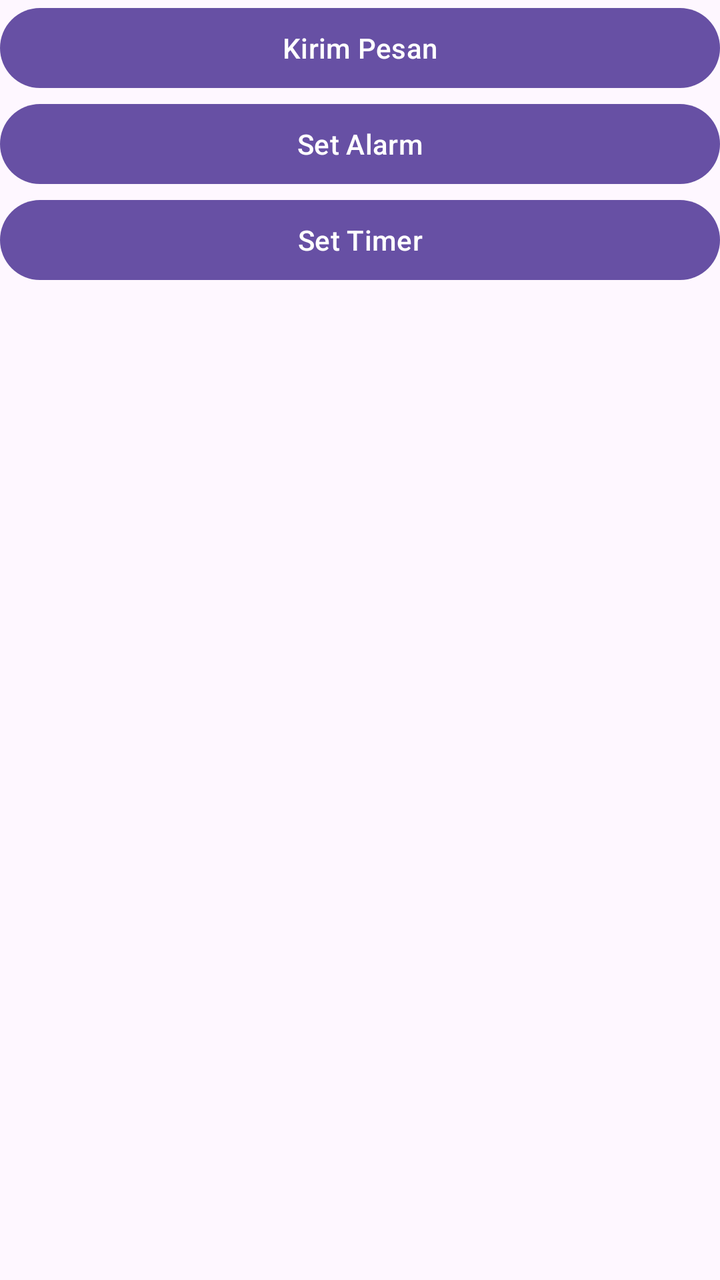
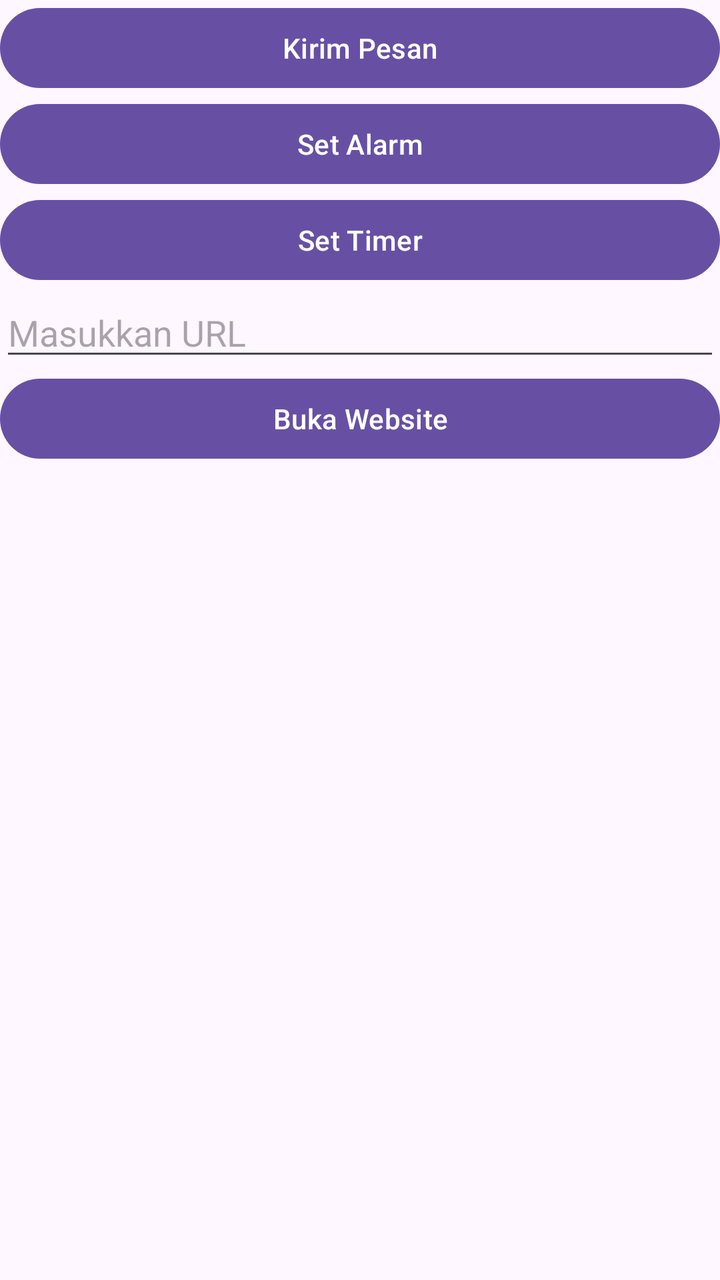

Two renders of the same Android screen: before a commit and after it. Below are the layout's source before the change and the commit's diff.
<!-- AndroidManifest.xml: application theme Theme.ImplisitIntent -->
<!-- res/layout/activity_main.xml -->
<?xml version="1.0" encoding="utf-8"?>
<LinearLayout xmlns:android="http://schemas.android.com/apk/res/android"
    xmlns:app="http://schemas.android.com/apk/res-auto"
    xmlns:tools="http://schemas.android.com/tools"
    android:id="@+id/main"
    android:layout_width="match_parent"
    android:layout_height="match_parent"
    android:orientation="vertical"
    tools:context=".MainActivity">

    <Button
        android:id="@+id/btnKirimPesan"
        android:layout_width="match_parent"
        android:layout_height="wrap_content"
        android:text="Kirim Pesan" />

    <Button
        android:id="@+id/btnSetAlarm"
        android:layout_width="match_parent"
        android:layout_height="wrap_content"
        android:text="Set Alarm" />

    <Button
        android:id="@+id/btnSetTimer"
        android:layout_width="match_parent"
        android:layout_height="wrap_content"
        android:text="Set Timer" />

</LinearLayout>
<!-- resources referenced by this layout -->
<resources>
  <style name="Theme.ImplisitIntent" parent="Base.Theme.ImplisitIntent" />
  <style name="Base.Theme.ImplisitIntent" parent="Theme.Material3.DayNight.NoActionBar">
          
          
      </style>
</resources>

<!-- the commit's change to res/layout/activity_main.xml (unified diff, before → after) -->
@@ -26,4 +26,16 @@
         android:layout_height="wrap_content"
         android:text="Set Timer" />
 
+    <EditText
+        android:id="@+id/etURL"
+        android:layout_width="match_parent"
+        android:layout_height="wrap_content"
+        android:hint="Masukkan URL" />
+
+    <Button
+        android:id="@+id/btnOpenURL"
+        android:layout_width="match_parent"
+        android:layout_height="wrap_content"
+        android:text="Buka Website" />
+
 </LinearLayout>
